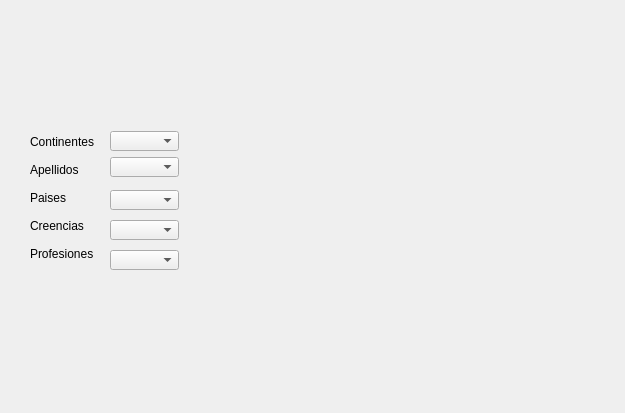
Old version of the form ventanapecadores.ui in the repository DavidCrgh/Tarea_Programa_Estructuras_2.
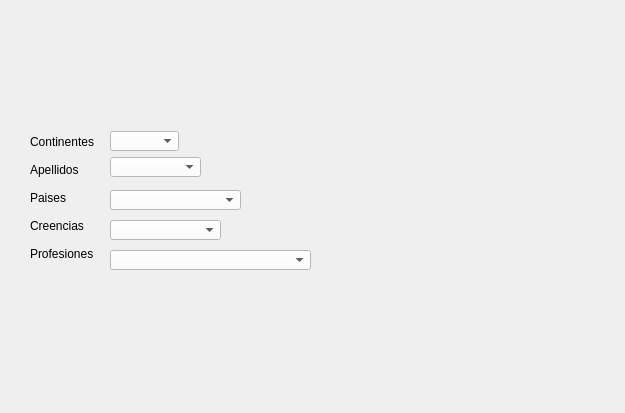
New version of the form. Icons and pictures are not drawn.

The edit to the form file:
```diff
--- a/ventanapecadores.ui
+++ b/ventanapecadores.ui
@@ -108,7 +108,7 @@
      <string>Paises</string>
     </property>
    </widget>
-   <widget class="QComboBox" name="comboBox">
+   <widget class="QComboBox" name="listaContinentes">
     <property name="geometry">
      <rect>
       <x>110</x>
@@ -117,46 +117,61 @@
       <height>20</height>
      </rect>
     </property>
+    <property name="styleSheet">
+     <string notr="true">background-color: rgb(255, 255, 255);</string>
+    </property>
    </widget>
-   <widget class="QComboBox" name="comboBox_2">
+   <widget class="QComboBox" name="listaApellidos">
     <property name="geometry">
      <rect>
       <x>110</x>
       <y>157</y>
-      <width>69</width>
+      <width>91</width>
       <height>20</height>
      </rect>
     </property>
+    <property name="styleSheet">
+     <string notr="true">background-color: rgb(255, 255, 255);</string>
+    </property>
    </widget>
-   <widget class="QComboBox" name="comboBox_3">
+   <widget class="QComboBox" name="listaPaises">
     <property name="geometry">
      <rect>
       <x>110</x>
       <y>190</y>
-      <width>69</width>
+      <width>131</width>
       <height>20</height>
      </rect>
     </property>
+    <property name="styleSheet">
+     <string notr="true">background-color: rgb(255, 255, 255);</string>
+    </property>
    </widget>
-   <widget class="QComboBox" name="comboBox_4">
+   <widget class="QComboBox" name="listaCreencias">
     <property name="geometry">
      <rect>
       <x>110</x>
       <y>220</y>
-      <width>69</width>
+      <width>111</width>
       <height>20</height>
      </rect>
     </property>
+    <property name="styleSheet">
+     <string notr="true">background-color: rgb(255, 255, 255);</string>
+    </property>
    </widget>
-   <widget class="QComboBox" name="comboBox_5">
+   <widget class="QComboBox" name="listaProfesiones">
     <property name="geometry">
      <rect>
       <x>110</x>
       <y>250</y>
-      <width>69</width>
+      <width>201</width>
       <height>20</height>
      </rect>
     </property>
+    <property name="styleSheet">
+     <string notr="true">background-color: rgb(255, 255, 255);</string>
+    </property>
    </widget>
   </widget>
  </widget>
```
